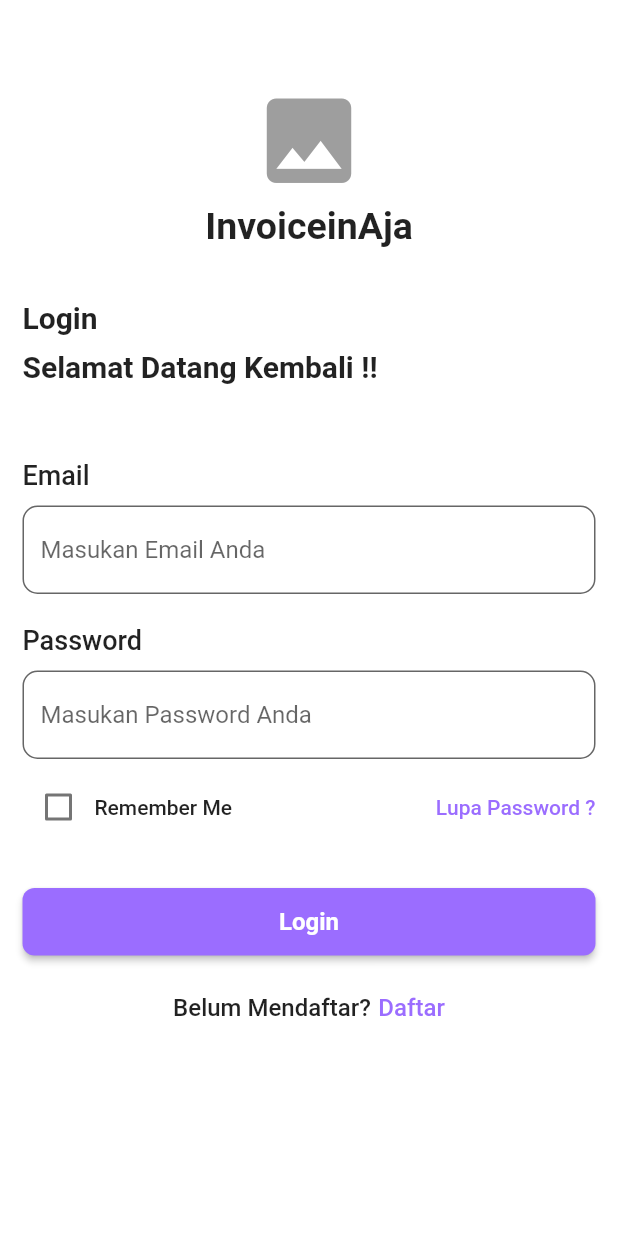
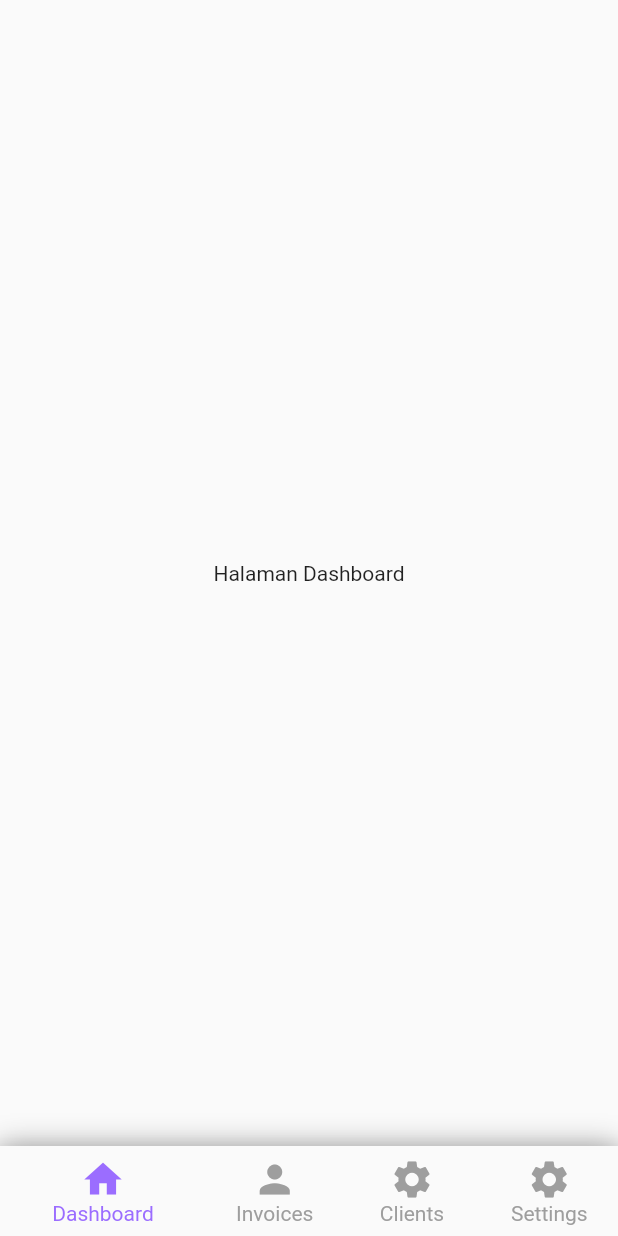
Before and after one commit to Capstone-Project-Alta-KM2/invoiceinaja-frontend-flutter, a Flutter app: the screen it shows after launch, after a tap on "Login", on a phone screen of 412 x 824 dp. Run offline on Flutter 3.47's test engine with Material 2 defaults, Android fonts, the phone set to English and light mode, and no system bars.

Commit message:
update halaman

```diff
--- /dev/null
+++ b/invoiceinaja/lib/screen/dashboard/dashboard_screen.dart
@@ -0,0 +1,14 @@
+import 'package:flutter/material.dart';
+
+class DashboardScreen extends StatelessWidget {
+  const DashboardScreen({Key? key}) : super(key: key);
+
+  @override
+  Widget build(BuildContext context) {
+    return const Scaffold(
+      body: Center(
+        child: Text('Halaman Dashboard'),
+      ),
+    );
+  }
+}
--- /dev/null
+++ b/invoiceinaja/lib/screen/homepage/homepage_screen.dart
@@ -0,0 +1,81 @@
+import 'package:flutter/material.dart';
+import 'package:flutter/services.dart';
+import 'package:invoiceinaja/screen/clients/clients_screen.dart';
+import 'package:invoiceinaja/screen/dashboard/dashboard_screen.dart';
+import 'package:invoiceinaja/screen/invoices/invoices_screen.dart';
+import 'package:invoiceinaja/screen/settings/settings_screen.dart';
+
+class HomepageScreen extends StatefulWidget {
+  const HomepageScreen({Key? key}) : super(key: key);
+
+  @override
+  State<HomepageScreen> createState() => _HomepageScreenState();
+}
+
+class _HomepageScreenState extends State<HomepageScreen> {
+  int indexHalaman = 0;
+  List judulHalaman = [
+    "Halaman Dashboard",
+    "Halaman Invoices",
+    "Halaman Clients",
+    "Halaman Settings",
+  ];
+
+  List screen = [
+    const DashboardScreen(),
+    const InvoicesScreen(),
+    const ClientsScreen(),
+    const SettingsScreen()
+  ];
+
+  @override
+  Widget build(BuildContext context) {
+    return Scaffold(
+      body: screen.elementAt(indexHalaman),
+      bottomNavigationBar: Container(
+        decoration: const BoxDecoration(
+          boxShadow: [
+            BoxShadow(
+              color: Colors.grey,
+              blurRadius: 15,
+            ),
+          ],
+        ),
+        child: BottomNavigationBar(
+          elevation: 15,
+          showSelectedLabels: true,
+          showUnselectedLabels: true,
+          selectedItemColor: const Color(0xFF9B6DFF),
+          unselectedItemColor: Colors.grey,
+          iconSize: 30,
+          selectedFontSize: 14,
+          unselectedFontSize: 14,
+          currentIndex: indexHalaman,
+          onTap: (value) {
+            setState(() {
+              indexHalaman = value;
+            });
+          },
+          items: const [
+            BottomNavigationBarItem(
+              icon: Icon(Icons.home),
+              label: "Dashboard",
+            ),
+            BottomNavigationBarItem(
+              icon: Icon(Icons.person),
+              label: "Invoices",
+            ),
+            BottomNavigationBarItem(
+              icon: Icon(Icons.settings),
+              label: "Clients",
+            ),
+            BottomNavigationBarItem(
+              icon: Icon(Icons.settings),
+              label: "Settings",
+            ),
+          ],
+        ),
+      ),
+    );
+  }
+}
--- a/invoiceinaja/lib/screen/login/login_screen.dart
+++ b/invoiceinaja/lib/screen/login/login_screen.dart
@@ -1,5 +1,6 @@
 import 'package:flutter/material.dart';
 import 'package:flutter/services.dart';
+import 'package:invoiceinaja/screen/homepage/homepage_screen.dart';
 import 'package:invoiceinaja/screen/register/register_screen.dart';
 
 class LoginScreen extends StatefulWidget {
@@ -44,22 +45,14 @@ class _LoginScreenState extends State<LoginScreen> {
               crossAxisAlignment: CrossAxisAlignment.center,
               children: [
                 Container(
+                  width: 160,
+                  height: 160,
                   decoration: const BoxDecoration(
-                    shape: BoxShape.rectangle,
-                  ),
-                  child: const Icon(
-                    Icons.image,
-                    size: 75,
-                    color: Colors.grey,
-                  ),
-                ),
-                Container(
-                  margin: const EdgeInsets.only(top: 5),
-                  child: const Text(
-                    'InvoiceinAja',
-                    style: TextStyle(
-                      fontSize: 25,
-                      fontWeight: FontWeight.bold,
+                    image: DecorationImage(
+                      fit: BoxFit.cover,
+                      image: AssetImage(
+                        'assets/images/login-image.png',
+                      ),
                     ),
                   ),
                 ),
@@ -223,7 +216,24 @@ class _LoginScreenState extends State<LoginScreen> {
                             borderRadius: BorderRadius.circular(8),
                           ),
                         ),
-                        onPressed: () {},
+                        onPressed: () {
+                          Navigator.of(context).push(
+                            PageRouteBuilder(
+                              pageBuilder:
+                                  (context, animation, secondaryAnimation) {
+                                return const HomepageScreen();
+                              },
+                              transitionsBuilder: (context, animation,
+                                  secondaryAnimation, child) {
+                                final tween = Tween(begin: 0.0, end: 1.0);
+                                return ScaleTransition(
+                                  scale: animation.drive(tween),
+                                  child: child,
+                                );
+                              },
+                            ),
+                          );
+                        },
                         child: const Text(
                           'Login',
                         ),
--- a/invoiceinaja/pubspec.yaml
+++ b/invoiceinaja/pubspec.yaml
@@ -58,9 +58,8 @@ flutter:
   uses-material-design: true
 
   # To add assets to your application, add an assets section, like this:
-  # assets:
-  #   - images/a_dot_burr.jpeg
-  #   - images/a_dot_ham.jpeg
+  assets:
+    - assets/images/
 
   # An image asset can refer to one or more resolution-specific "variants", see
   # https://flutter.dev/assets-and-images/#resolution-aware
```
Also changed, not shown: invoiceinaja/lib/screen/clients/clients_screen.dart (added, +14 -0 lines), invoiceinaja/lib/screen/invoices/invoices_screen.dart (added, +14 -0 lines), invoiceinaja/lib/screen/register/register_screen.dart (+137 -17 lines), invoiceinaja/lib/screen/settings/settings_screen.dart (added, +14 -0 lines), invoiceinaja/assets/images/login-image.png (added), invoiceinaja/assets/images/register-image.png (added).
